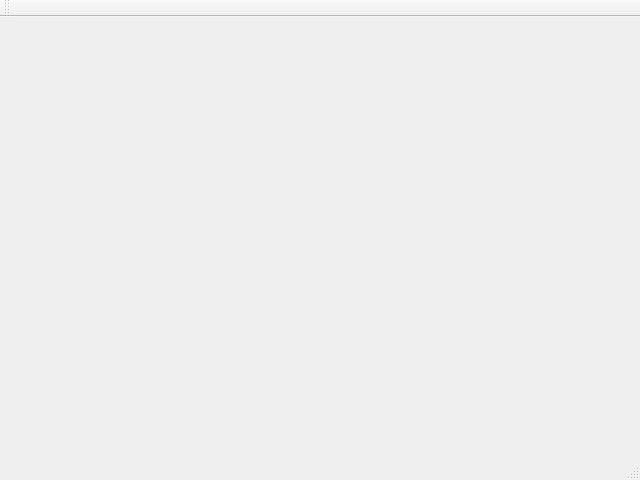
Above: Diseño Interfaz Gráfica/ventana_principal.ui from gabofer82/taller_programacion_2017 before the change. Below: the same form after it.
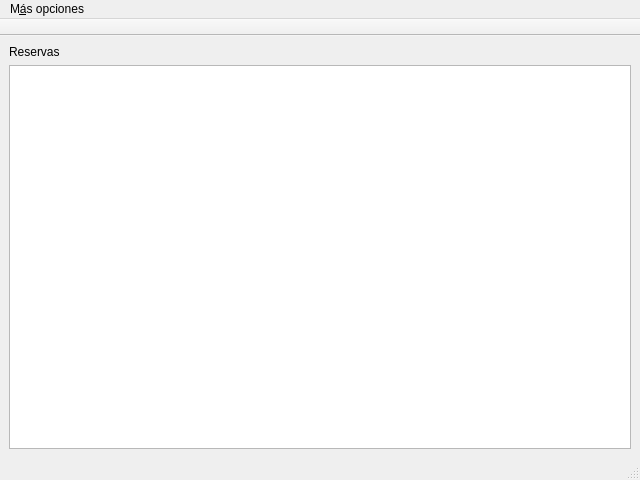
That is the form after the change.

Commit message: Reserva de Exámen: incompleto. TODO: busqueda, boton ok y guardado en BD.

Patch:
```diff
--- a/Diseño Interfaz Gráfica/ventana_principal.ui
+++ b/Diseño Interfaz Gráfica/ventana_principal.ui
@@ -13,7 +13,20 @@
   <property name="windowTitle">
    <string>MainWindow</string>
   </property>
-  <widget class="QWidget" name="centralwidget"/>
+  <widget class="QWidget" name="centralwidget">
+   <layout class="QVBoxLayout" name="verticalLayout">
+    <item>
+     <widget class="QLabel" name="label">
+      <property name="text">
+       <string>Reservas</string>
+      </property>
+     </widget>
+    </item>
+    <item>
+     <widget class="QTableView" name="tableView"/>
+    </item>
+   </layout>
+  </widget>
   <widget class="QMenuBar" name="menubar">
    <property name="geometry">
     <rect>
@@ -23,17 +36,26 @@
      <height>30</height>
     </rect>
    </property>
+   <widget class="QMenu" name="menuM_s_opciones">
+    <property name="title">
+     <string>M&amp;ás opciones</string>
+    </property>
+   </widget>
+   <addaction name="menuM_s_opciones"/>
   </widget>
   <widget class="QStatusBar" name="statusbar"/>
   <widget class="QToolBar" name="toolBar">
    <property name="windowTitle">
     <string>toolBar</string>
    </property>
+   <property name="movable">
+    <bool>false</bool>
+   </property>
    <attribute name="toolBarArea">
     <enum>TopToolBarArea</enum>
    </attribute>
    <attribute name="toolBarBreak">
-    <bool>false</bool>
+    <bool>true</bool>
    </attribute>
   </widget>
  </widget>
```
Left out of the diff: 2 changed lines with no effect on the pictures. The commit also changes 22 other files.
